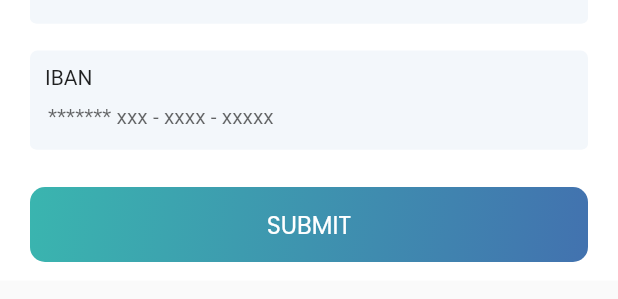
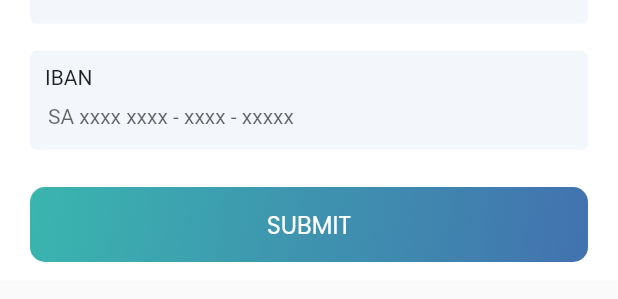
Before and after one commit to tahaboud/goasbar_app, a Flutter app: the BillingInfo widget shown alone on an empty page, opened directly with empty values, on a phone screen of 412 x 824 dp. Shown: the part 770-1069 px from the top of the screen. Run offline on Flutter 3.47's test engine with Material 2 defaults, Android fonts, the phone set to English and light mode, and no system bars; our stand-ins replace calendar_date_picker2, easy_localization, flutter_hooks, flutter_spinkit, image_picker, motion_toast and 7 more; accounts and stored records are empty.

Commit message:
commit billing info update

```diff
--- a/lib/ui/widgets/billing_info.dart
+++ b/lib/ui/widgets/billing_info.dart
@@ -1,6 +1,7 @@
 import 'package:goasbar/shared/colors.dart';
 import 'package:goasbar/ui/widgets/dot_item.dart';
 import 'package:goasbar/ui/widgets/info_item.dart';
+import 'package:motion_toast/motion_toast.dart';
 import 'package:styled_widget/styled_widget.dart';
 import 'package:flutter/material.dart';
 import 'package:goasbar/shared/ui_helpers.dart';
@@ -11,7 +12,7 @@ class BillingInfo extends StatelessWidget {
     required this.twitter,
     required this.instagram,
     required this.facebook,
-    required this.bankEbay,
+    required this.bankName,
     required this.bankAccountNumber,
     required this.iban,
     this.onTapBack,
@@ -22,12 +23,12 @@ class BillingInfo extends StatelessWidget {
   final TextEditingController twitter;
   final TextEditingController instagram;
   final TextEditingController facebook;
-  final TextEditingController bankEbay;
+  final TextEditingController bankName;
   final TextEditingController bankAccountNumber;
   final TextEditingController iban;
   final Function()? onTapBack;
   final Function? showErrorDialog;
-  final Function? onTapSubmit;
+  final Function()? onTapSubmit;
 
   @override
   Widget build(BuildContext context) {
@@ -94,7 +95,7 @@ class BillingInfo extends StatelessWidget {
           const Text('Bank information', style: TextStyle(fontWeight: FontWeight.bold),),
           verticalSpaceSmall,
           InfoItem(
-            controller: bankEbay,
+            controller: bankName,
             label: 'Bank name',
             hintText: 'Eastybay',
           ),
@@ -108,7 +109,7 @@ class BillingInfo extends StatelessWidget {
           InfoItem(
             controller: iban,
             label: 'IBAN',
-            hintText: '******* xxx - xxxx - xxxxx',
+            hintText: 'SA xxxx xxxx - xxxx - xxxxx',
           ),
           verticalSpaceMedium,
           Container(
@@ -123,8 +124,17 @@ class BillingInfo extends StatelessWidget {
             ),
           ).gestures(
             onTap: () {
-              if (twitter.text.isNotEmpty && instagram.text.isNotEmpty && facebook.text.isNotEmpty && bankEbay.text.isNotEmpty && bankAccountNumber.text.isNotEmpty && iban.text.isNotEmpty) {
-                onTapSubmit!();
+              if (bankName.text.isNotEmpty && bankAccountNumber.text.isNotEmpty && iban.text.isNotEmpty) {
+                if (iban.text.replaceAll(' ', '').length != 23) {
+                  MotionToast.warning(
+                    title: const Text("Incorrect IBAN Format"),
+                    description: const Text("IBAN must be 23 digits length."),
+                    animationCurve: Curves.easeIn,
+                    animationDuration: const Duration(milliseconds: 200),
+                  ).show(context);
+                } else {
+                  onTapSubmit!();
+                }
               } else {
                 showErrorDialog!();
               }
```
